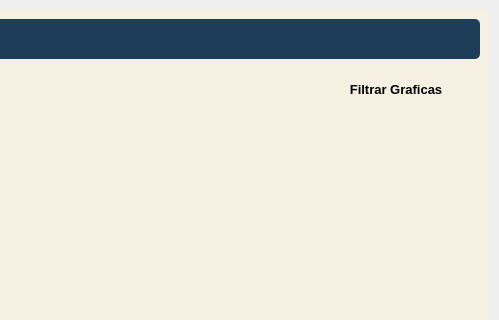
Old version of the form ui_files/proceso_filtrado_window.ui in the repository AdrianDali/PyAdministracion; both pictures show x 797 to 1296 and y 0 to 320 of the 1296 by 567 pixel window.
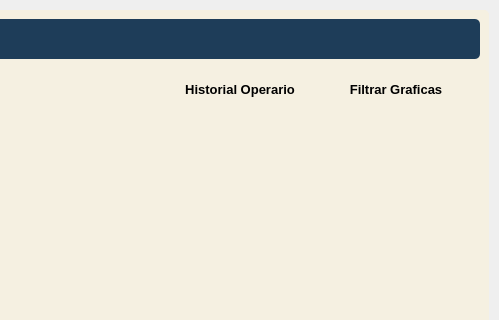
New version of the form. Icons and pictures are not drawn.

Diff of the .ui file:
```diff
--- a/ui_files/proceso_filtrado_window.ui
+++ b/ui_files/proceso_filtrado_window.ui
@@ -277,6 +277,42 @@
                  </property>
                 </spacer>
                </item>
+               <item>
+                <widget class="QPushButton" name="new_recipe_button_3">
+                 <property name="minimumSize">
+                  <size>
+                   <width>150</width>
+                   <height>30</height>
+                  </size>
+                 </property>
+                 <property name="font">
+                  <font>
+                   <pointsize>10</pointsize>
+                   <bold>true</bold>
+                  </font>
+                 </property>
+                 <property name="styleSheet">
+                  <string notr="true">QPushButton{
+	background-color : #ff6e40;
+	color: white;
+}
+QPushButton::hover {background-color : #ffc13b};</string>
+                 </property>
+                 <property name="text">
+                  <string>Historial Operario</string>
+                 </property>
+                 <property name="icon">
+                  <iconset>
+                   <normaloff>../../pys6-recipes-organizer/assets/icons/plus.png</normaloff>../../pys6-recipes-organizer/assets/icons/plus.png</iconset>
+                 </property>
+                 <property name="iconSize">
+                  <size>
+                   <width>20</width>
+                   <height>20</height>
+                  </size>
+                 </property>
+                </widget>
+               </item>
                <item>
                 <widget class="QPushButton" name="new_recipe_button_2">
                  <property name="minimumSize">
```
